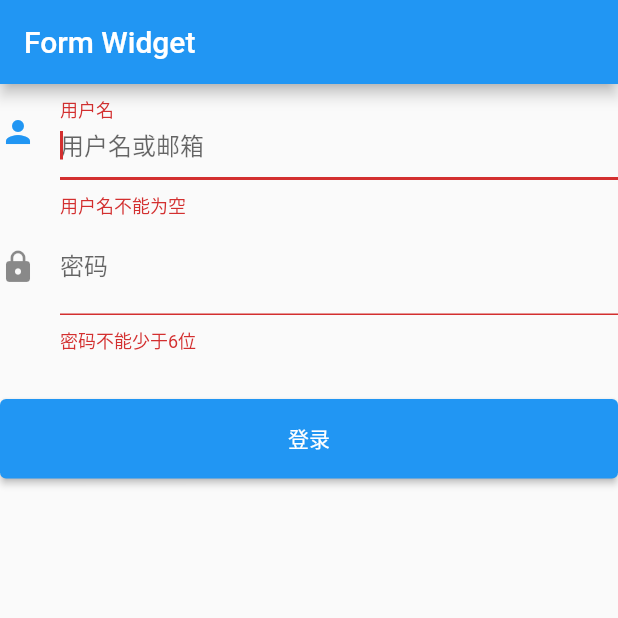
After one commit to dashingqi/DQFlutter, a Flutter app: the screen it shows after launch, after a tap on "登录", on a phone screen of 412 x 824 dp, the top half of it. The commit adds this screen. Run offline on Flutter 3.47's test engine with Material 2 defaults, Android fonts, the phone set to English and light mode, and no system bars.

Commit message:
【Flutter】【update form.dart】

```diff
--- a/lib/main.dart
+++ b/lib/main.dart
@@ -1,3 +1,4 @@
+import 'package:dq_flutter/widget/form.dart';
 import 'package:dq_flutter/widget/icon.dart';
 import 'package:dq_flutter/widget/image.dart';
 import 'package:dq_flutter/widget/progress.dart';
@@ -19,7 +20,7 @@ class MyApp extends StatelessWidget {
       theme: ThemeData(
         primarySwatch: Colors.blue,
       ),
-      home: const TextFieldWidget(),
+      home: const FormWidget(),
     );
   }
 }
--- /dev/null
+++ b/lib/widget/form.dart
@@ -0,0 +1,79 @@
+import 'package:flutter/material.dart';
+
+class FormWidget extends StatefulWidget {
+  const FormWidget({super.key});
+
+  @override
+  State<StatefulWidget> createState() {
+    return _FormWidgetState();
+  }
+}
+
+class _FormWidgetState extends State<FormWidget> {
+  final TextEditingController _userNameController = TextEditingController();
+  final TextEditingController _pwdController = TextEditingController();
+
+  final GlobalKey _formKey = GlobalKey<FormState>();
+
+  @override
+  Widget build(BuildContext context) {
+    return Scaffold(
+      appBar: AppBar(
+        title: const Text("Form Widget"),
+      ),
+      body: Center(
+        child: Column(
+          children: [
+            Form(
+                key: _formKey,
+                autovalidateMode: AutovalidateMode.onUserInteraction,
+                child: Column(
+                  children: [
+                    TextFormField(
+                      autofocus: true,
+                      controller: _userNameController,
+                      decoration: const InputDecoration(
+                          labelText: "用户名",
+                          hintText: "用户名或邮箱",
+                          icon: Icon(Icons.person)),
+                      validator: (v) {
+                        return v!.trim().isNotEmpty ? null : "用户名不能为空";
+                      },
+                    ),
+                    TextFormField(
+                      autofocus: true,
+                      controller: _pwdController,
+                      decoration: const InputDecoration(
+                          labelText: "密码",
+                          hintText: "您的登录密码",
+                          icon: Icon(Icons.lock)),
+                      validator: (v) {
+                        return v!.trim().length > 5 ? null : "密码不能少于6位";
+                      },
+                    ),
+                    Padding(
+                      padding: const EdgeInsets.only(top: 30.0),
+                      child: Row(
+                        children: [
+                          Expanded(
+                              child: ElevatedButton(
+                            onPressed: () {
+                              if ((_formKey.currentState as FormState)
+                                  .validate()) {}
+                            },
+                            child: const Padding(
+                              padding: EdgeInsets.all(16.0),
+                              child: Text("登录"),
+                            ),
+                          ))
+                        ],
+                      ),
+                    )
+                  ],
+                ))
+          ],
+        ),
+      ),
+    );
+  }
+}
```
